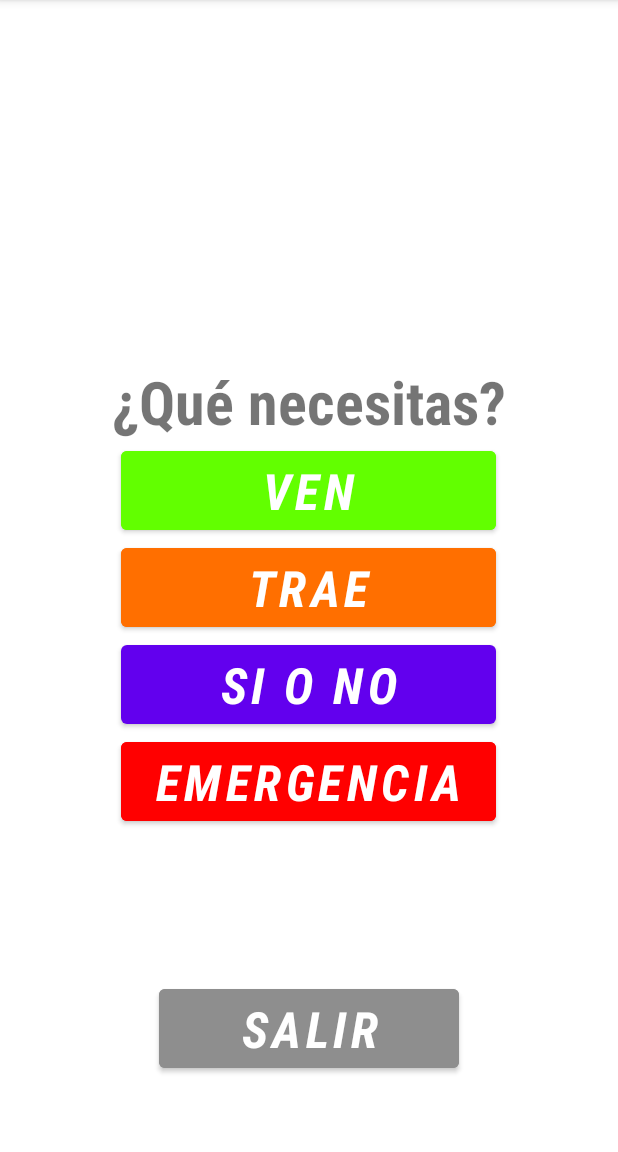
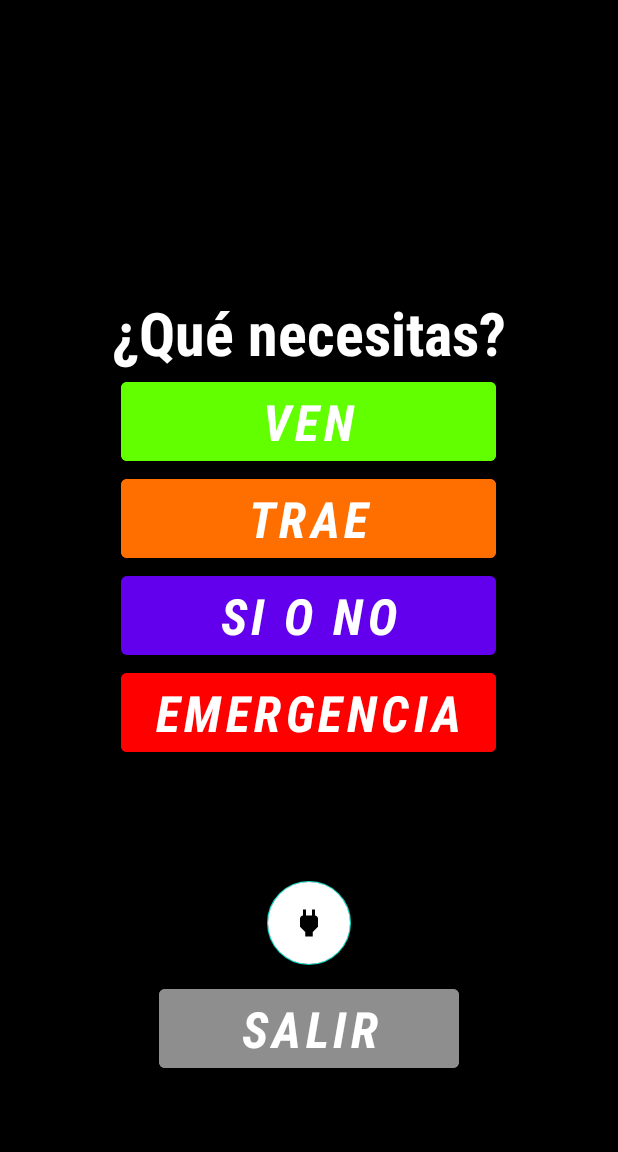
Before and after one commit to NRamosD/TNCsito, an Android app: the screen it shows after launch (MainActivity), on a phone screen of 412 x 824 dp, the part 84-1236 px from its top. Run offline under Robolectric (Android 15) with nearby library versions, the phone set to English and light mode, and no system bars; our stand-ins replace Firebase (no records; nobody signed in at launch, a user with empty details on screens opened directly).

Commit message:
Refactor para escalabilidad de la app

```diff
--- a/app/src/main/AndroidManifest.xml
+++ b/app/src/main/AndroidManifest.xml
@@ -9,10 +9,11 @@
         android:roundIcon="@mipmap/ic_launcher_round"
         android:supportsRtl="true"
         android:theme="@style/Theme.TNCsito">
-        <activity android:name=".MainActivity">
+        <activity android:name=".MainActivity"/>
+
+        <activity android:name=".SplashActivity">
             <intent-filter>
                 <action android:name="android.intent.action.MAIN" />
-
                 <category android:name="android.intent.category.LAUNCHER" />
             </intent-filter>
         </activity>
--- a/app/src/main/java/com/example/tncsito/MainActivity.java
+++ b/app/src/main/java/com/example/tncsito/MainActivity.java
@@ -5,14 +5,21 @@ import androidx.annotation.Nullable;
 import androidx.appcompat.app.AppCompatActivity;
 import androidx.fragment.app.DialogFragment;
 
+import android.content.Context;
+import android.content.Intent;
 import android.os.Bundle;
+import android.preference.Preference;
+import android.preference.PreferenceManager;
 import android.util.Log;
 import android.view.View;
 import android.widget.Toast;
+import android.content.SharedPreferences;
+import android.content.SharedPreferences.Editor;
 
 import com.google.android.gms.tasks.OnCompleteListener;
 import com.google.android.gms.tasks.Task;
 import com.google.android.material.button.MaterialButton;
+import com.google.android.material.floatingactionbutton.FloatingActionButton;
 import com.google.firebase.auth.AuthResult;
 import com.google.firebase.auth.FirebaseAuth;
 import com.google.firebase.auth.FirebaseUser;
@@ -28,41 +35,36 @@ import java.util.List;
 public class MainActivity extends AppCompatActivity implements dialogComeWithFragment.dialogListener, dialogYesNoFragment.dialogListenerYesNo, dialogWho.dialogListener {
 
     MaterialButton come, comeWith, yesNo, emergency,leave;
+    FloatingActionButton connectToDb;
 
-    private FirebaseAuth mAuth;
+    //variables
+    private int tipo;
+    private String mensaje;
+    private String nombre="";
+    private String PREFS_DATA = "datos";
+
+    //getters setters
+    public String getNombre() {
+        return nombre;
+    }
+    public void setNombre(String nombre) {
+        this.nombre = nombre;
+    }
+    public int getTipo() { return tipo; }
+    public void setTipo(int tipo) { this.tipo = tipo; }
+    public String getMensaje() {
+        return mensaje;
+    }
+    public void setMensaje(String mensaje) {
+        this.mensaje = mensaje;
+    }
+
+    //bd
     private FirebaseDatabase database;
     private DatabaseReference databaseReference;
     List<Pedido> listPedidos = new ArrayList<>();
-
-    private int tipo;
-    private String mensaje;
-    private String nombre="";
-
-    public String getNombre() {
-        return nombre;
-    }
-
-    public void setNombre(String nombre) {
-        this.nombre = nombre;
-    }
-
-
-    //getters setters
-    public int getTipo() {
-        return tipo;
-    }
-
-    public void setTipo(int tipo) {
-        this.tipo = tipo;
-    }
-
-    public String getMensaje() {
-        return mensaje;
-    }
-
-    public void setMensaje(String mensaje) {
-        this.mensaje = mensaje;
-    }
+    SharedPreferences.OnSharedPreferenceChangeListener listenerPreferences;
+    SharedPreferences preferencias;
 
 
 
@@ -78,10 +80,27 @@ public class MainActivity extends AppCompatActivity implements dialogComeWithFra
         yesNo = findViewById(R.id.btnYesNo);
         emergency = findViewById(R.id.btnEmergency);
         leave = findViewById(R.id.btnLeaveOut);
+        connectToDb = findViewById(R.id.fabConect);
 
+        try {
             database = FirebaseDatabase.getInstance();
-        databaseReference = database.getReference("req");
+            preferencias = getSharedPreferences(PREFS_DATA, Context.MODE_PRIVATE);
+            databaseReference = database.getReference("bdtncsito/rooms/"+preferencias.getString("nameRoom","")+"/orders");
+        }catch (Exception exc){
+            Log.i("Problema al conectar 😂",exc.toString());
+            Toast.makeText(getApplicationContext(),"Error al conectarse 😕",Toast.LENGTH_SHORT).show();
+        }
 
+        //BOTONES
+        //Conectar a la sala
+            connectToDb.setOnClickListener(new View.OnClickListener() {
+                @Override
+                public void onClick(View v) {
+                    //Dialog para poner la data
+                    dialogWho dWho = new dialogWho();
+                    dWho.show(getSupportFragmentManager(),"quien es");
+                }
+            });
         //Salir
             leave.setOnClickListener(new View.OnClickListener() {
                 @Override
@@ -99,17 +118,19 @@ public class MainActivity extends AppCompatActivity implements dialogComeWithFra
                         databaseReference.push().setValue(new Pedido(tipo, getNombre()," "));
                         Toast.makeText(getApplicationContext(),"Llamado de emergencia enviado 👌",Toast.LENGTH_SHORT).show();
                     }catch (Exception e){
-                    Toast.makeText(getApplicationContext(),"No se pudo enviar :c. Revise su conexión a internet.",Toast.LENGTH_SHORT).show();
+                        Toast.makeText(getApplicationContext(),"No se pudo enviar :c.",Toast.LENGTH_SHORT).show();
                     }
                 }
             });
             comeWith.setOnClickListener(new View.OnClickListener() {
                 @Override
                 public void onClick(View v) {
+                    /*SharedPreferences preferencias = getSharedPreferences("datos", Context.MODE_PRIVATE);
+
+                    Toast.makeText(getApplicationContext(),"sala: "+preferencias.getString("nameRoom","")+" pass: "+preferencias.getString("passRoom",""),Toast.LENGTH_SHORT).show();*/
                     dialogComeWithFragment dComeWith = new dialogComeWithFragment(2);
                     dComeWith.show(getSupportFragmentManager(),"Ven con");
-                /*tipo = 2;
-                databaseReference.push().setValue(new Pedido(tipo, " "," "));*/
+
                 }
             });
             yesNo.setOnClickListener(new View.OnClickListener() {
@@ -126,7 +147,7 @@ public class MainActivity extends AppCompatActivity implements dialogComeWithFra
                     dYesNo.show(getSupportFragmentManager(),"SiNo");
                 }
             });
-
+        //Listeners de la app
         databaseReference.addChildEventListener(new ChildEventListener() {
             @Override
             public void onChildAdded(@NonNull DataSnapshot dataSnapshot, @Nullable String s) {
@@ -154,9 +175,20 @@ public class MainActivity extends AppCompatActivity implements dialogComeWithFra
 
             }
         });
+        listenerPreferences = new SharedPreferences.OnSharedPreferenceChangeListener() {
+            @Override
+            public void onSharedPreferenceChanged(SharedPreferences sharedPreferences, String key) {
+                try {
+                    SharedPreferences preferencias = getSharedPreferences(PREFS_DATA, Context.MODE_PRIVATE);
+                    databaseReference = database.getReference("bdtncsito/rooms/"+preferencias.getString("nameRoom","")+"/orders");
+                }catch (Exception exc){
+                    Log.i("Error al buscar la sala",exc.toString());
+                    Toast.makeText(getApplicationContext(),"No se encuentra la sala 😕",Toast.LENGTH_SHORT).show();
+                }
 
-        dialogWho dWho = new dialogWho();
-        dWho.show(getSupportFragmentManager(),"quien es");
+            }
+        };
+        preferencias.registerOnSharedPreferenceChangeListener(listenerPreferences);
     }
 
     //Añadir Pedido
@@ -164,8 +196,7 @@ public class MainActivity extends AppCompatActivity implements dialogComeWithFra
         listPedidos.add(p);
     }
 
-
-    //Actuar de acuerdo al boton que presione
+    //Acciones de los dialogs
     @Override
     public void onDialogPositiveClickYesNo(String mensaje){
         setMensaje(mensaje);
@@ -173,11 +204,10 @@ public class MainActivity extends AppCompatActivity implements dialogComeWithFra
             databaseReference.push().setValue(new Pedido(4, getNombre(),getMensaje()));
             Toast.makeText(getApplicationContext(),"Llamado de emergencia enviado 👌",Toast.LENGTH_SHORT).show();
         }catch (Exception e){
-            Toast.makeText(getApplicationContext(),"No se pudo enviar :c. Revise su conexión a internet.",Toast.LENGTH_SHORT).show();
+            Toast.makeText(getApplicationContext(),"No se pudo enviar :c.",Toast.LENGTH_SHORT).show();
         }
 
     }
-
     @Override
     public void onDialogPositiveClickCW(String mensaje, int tipo) {
         Log.i("Entro con","tipo = "+tipo+" msg = "+mensaje);
@@ -192,23 +222,31 @@ public class MainActivity extends AppCompatActivity implements dialogComeWithFra
                 Toast.makeText(getApplicationContext(),"Pregunta enviada 👌",Toast.LENGTH_SHORT).show();
             }
         }catch (Exception e){
-            Toast.makeText(getApplicationContext(),"No se pudo enviar :c. Revise su conexión a internet.",Toast.LENGTH_SHORT).show();
+            Toast.makeText(getApplicationContext(),"No se pudo enviar :c.",Toast.LENGTH_SHORT).show();
         }
 
     }
 
     @Override
-    protected void onStart() {
-        super.onStart();
+    public void onDialogPositiveClickWho(String nombre, String nameRoom, String passRoom) {
+        if (nombre.equals("")){
+            setNombre("Anónimo");
+            saveData(nombre, nameRoom, passRoom);
+        }else{
+            setNombre(nombre);
+            saveData(nombre, nameRoom, passRoom);
+        }
+    }
+
+
+    //Persistencia
+    public void saveData(String nombre, String nameRoom, String passRoom) {
+        preferencias = getSharedPreferences(PREFS_DATA, Context.MODE_PRIVATE);
+        Editor editor=preferencias.edit();
+        editor.putString("nameRoom", nameRoom);
+        editor.putString("passRoom", passRoom);
+        editor.putString("user", nombre);
+        editor.commit();
+    }
 
 }
-
-    @Override
-    public void onDialogPositiveClickWho(String nombre) {
-        if (nombre.equals("")){
-            setNombre("Anónimo");
-        }else{
-            setNombre(nombre);
-        }
-    }
-}
--- /dev/null
+++ b/app/src/main/java/com/example/tncsito/SplashActivity.java
@@ -0,0 +1,43 @@
+package com.example.tncsito;
+
+import android.content.Intent;
+import android.os.Bundle;
+import android.os.Handler;
+import android.util.Log;
+import android.view.WindowManager;
+import android.widget.Toast;
+
+import androidx.annotation.Nullable;
+import androidx.appcompat.app.AppCompatActivity;
+
+
+public class SplashActivity extends AppCompatActivity {
+
+    private final int duracion_splash=1400;
+
+    @Override
+    protected void onCreate(@Nullable Bundle savedInstanceState) {
+        super.onCreate(savedInstanceState);
+        setContentView(R.layout.splash);
+        try {
+            this.getWindow().setFlags(WindowManager.LayoutParams.FLAG_FULLSCREEN, WindowManager.LayoutParams.FLAG_FULLSCREEN);
+            new Handler().postDelayed(new Runnable() {
+                @Override
+                public void run() {
+                    Intent i=new Intent(SplashActivity.this,MainActivity.class);
+                    startActivity(i);
+                    finish();
+                }
+            }, duracion_splash);
+
+        }catch (Exception exception){
+            Log.i("error al iniciar",exception.toString());
+            Toast.makeText(getApplicationContext(),"Ha ocurrido un error 😓", Toast.LENGTH_SHORT ).show();
+            finishAffinity();
+        }
+
+
+
+
+    }
+}
--- /dev/null
+++ b/app/src/main/res/drawable/ic_baseline_power_24.xml
@@ -0,0 +1,10 @@
+<vector xmlns:android="http://schemas.android.com/apk/res/android"
+    android:width="24dp"
+    android:height="24dp"
+    android:viewportWidth="24"
+    android:viewportHeight="24"
+    android:tint="?attr/colorControlNormal">
+  <path
+      android:fillColor="@android:color/white"
+      android:pathData="M16.01,7L16,3h-2v4h-4V3H8v4h-0.01C7,6.99 6,7.99 6,8.99v5.49L9.5,18v3h5v-3l3.5,-3.51v-5.5c0,-1 -1,-2 -1.99,-1.99z"/>
+</vector>
--- a/app/src/main/res/layout/activity_main.xml
+++ b/app/src/main/res/layout/activity_main.xml
@@ -5,7 +5,8 @@
     android:layout_width="match_parent"
     android:layout_height="match_parent"
     tools:context=".MainActivity"
-    android:orientation="vertical">
+    android:orientation="vertical"
+    android:background="@color/black">
 
     <LinearLayout
         android:layout_width="match_parent"
@@ -13,7 +14,7 @@
         android:orientation="vertical"
         android:gravity="center"
         android:layout_above="@+id/Leave"
-        android:layout_marginBottom="100dp">
+        android:layout_marginBottom="70dp">
         <TextView
             android:layout_width="wrap_content"
             android:layout_height="wrap_content"
@@ -21,6 +22,7 @@
             android:fontFamily="sans-serif-condensed-medium"
             android:textStyle="bold"
             android:textSize="18pt"
+            android:textColor="@color/white"
             />
         <com.google.android.material.button.MaterialButton
             android:id="@+id/btnOnlyCome"
@@ -64,7 +66,18 @@
         android:layout_height="wrap_content"
         android:layout_alignParentBottom="true"
         android:layout_marginBottom="50dp"
-        android:gravity="center">
+        android:gravity="center"
+        android:orientation="vertical">
+        <com.google.android.material.floatingactionbutton.FloatingActionButton
+            android:id="@+id/fabConect"
+            android:layout_width="wrap_content"
+            android:layout_height="wrap_content"
+            android:backgroundTint="@color/white"
+            android:src="@drawable/ic_baseline_power_24"
+            android:layout_alignParentBottom="true"
+            android:layout_centerHorizontal="true"
+            android:layout_margin="10dp"
+            />
         <com.google.android.material.button.MaterialButton
             android:id="@+id/btnLeaveOut"
             android:layout_width="200dp"
@@ -73,7 +86,9 @@
             android:textStyle="bold|italic"
             android:textSize="15pt"
             android:backgroundTint="@color/gray"
+            android:textColor="@color/white"
             android:text="@string/leaveOut"/>
     </LinearLayout>
 
+
 </RelativeLayout>
--- a/app/src/main/res/values/strings.xml
+++ b/app/src/main/res/values/strings.xml
@@ -7,5 +7,7 @@
     <string name="toNeed">¿Qué necesitas?</string>
     <string name="leaveOut">Salir</string>
     <string name="who">¿Quién eres?</string>
+    <string name="nameRoom">Nombre de la Sala</string>
+    <string name="passRoom">Contraseña</string>
 
 </resources>
```
Also changed, not shown: app/src/main/java/com/example/tncsito/dialogWho.java (+13 -4 lines), app/src/main/res/drawable/splash_design.xml (added, +22 -0 lines), app/src/main/res/layout/dialog_who.xml (+57 -2 lines), app/src/main/res/layout/splash.xml (added, +34 -0 lines). Lines whose indentation alone changed are shown as unchanged.
